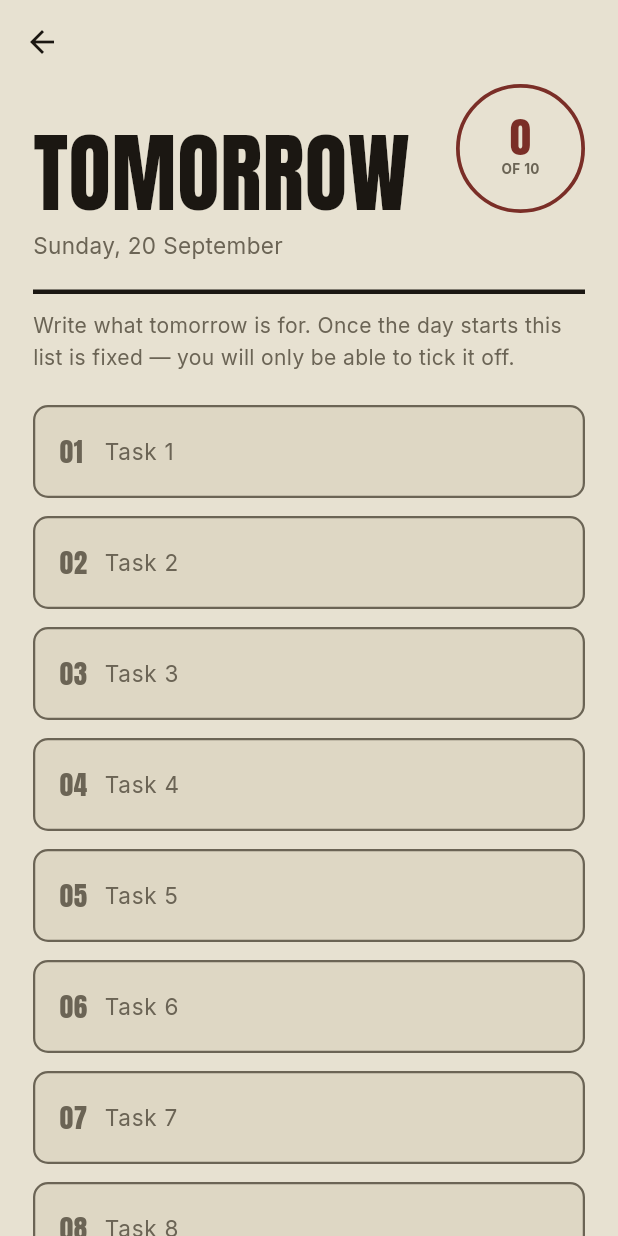
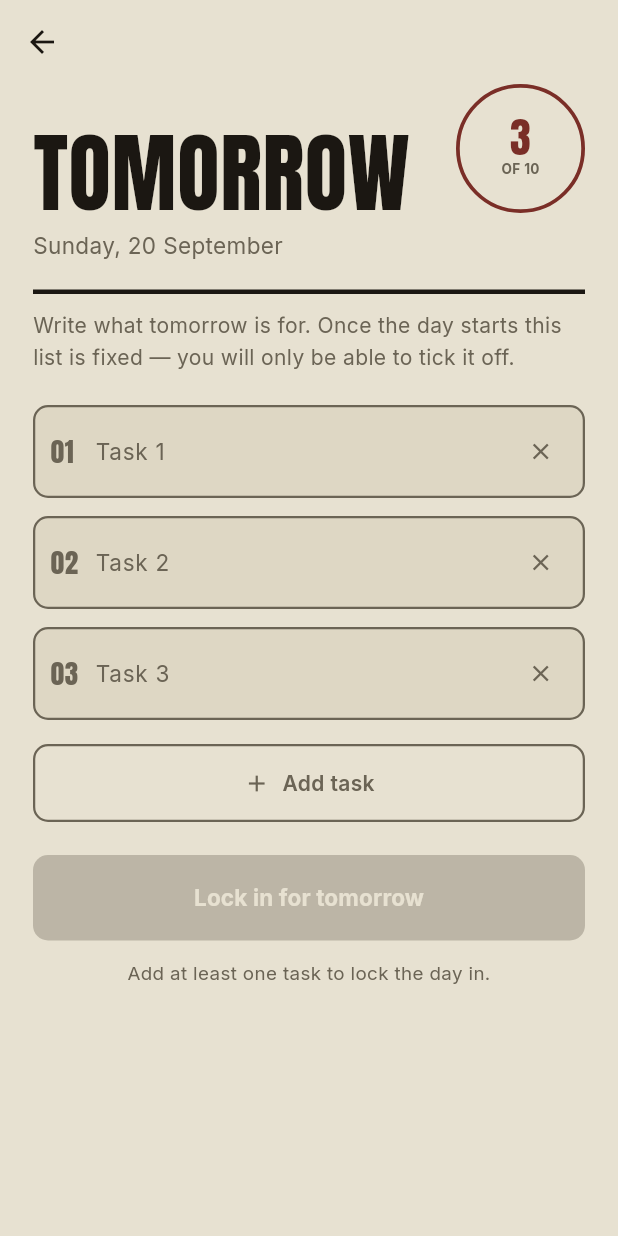
Before and after one commit to biruksolomon/plan-for-tomorrow, a Flutter app: the PlanTomorrowScreen screen opened directly, on a phone screen of 412 x 824 dp. Run offline on Flutter 3.47's test engine with Material 3 defaults, Android fonts, the phone set to English and light mode, and no system bars; our stand-ins replace fl_chart, google_fonts, sqflite; accounts and stored records are empty.

Commit message:
feat: make Plan Tomorrow task list fully dynamic
Replace the fixed 10 TextEditingControllers with a growing list of
rows, each with its own controller/focus node keyed by a stable id.
Starts at 3 blank rows (or however many are already planned), with
an Add task button that appends and auto-focuses a new row, and a
per-row remove button once more than one row exists. The 10-task
cap is now a UI stopping point instead of 10 pre-rendered fields --
TaskRepository.savePlan still enforces it server-side regardless.

```diff
--- a/lib/screens/plan_tomorrow_screen.dart
+++ b/lib/screens/plan_tomorrow_screen.dart
@@ -14,28 +14,51 @@ class PlanTomorrowScreen extends StatefulWidget {
   State<PlanTomorrowScreen> createState() => _PlanTomorrowScreenState();
 }
 
+/// One row's editing state. A GlobalKey per row would work too, but a plain
+/// controller list keyed by a stable id is simpler to reason about when rows
+/// are inserted/removed from the middle.
+class _Row {
+  final int id;
+  final TextEditingController controller;
+  final FocusNode focusNode;
+
+  _Row(this.id, {String text = ''})
+      : controller = TextEditingController(text: text),
+        focusNode = FocusNode();
+
+  void dispose() {
+    controller.dispose();
+    focusNode.dispose();
+  }
+}
+
 class _PlanTomorrowScreenState extends State<PlanTomorrowScreen> {
   static const _max = TaskRepository.maxTasksPerDay;
 
-  late final List<TextEditingController> _controllers;
+  final List<_Row> _rows = [];
+  int _nextId = 0;
   bool _saving = false;
 
   @override
   void initState() {
     super.initState();
 
-    // Pre-fill with whatever is already planned so reopening the screen
-    // edits the existing plan instead of silently starting over.
+    // Pre-fill with whatever is already planned. If nothing is planned yet,
+    // start with 3 blank rows rather than 1 — enough to write without
+    // reaching for the add button immediately, but nowhere near the cap.
     final existing = context.read<AppState>().tomorrow.tasks;
-    _controllers = List.generate(
-      _max,
-      (i) => TextEditingController(
-        text: i < existing.length ? existing[i].title : '',
-      ),
-    );
+    if (existing.isEmpty) {
+      for (var i = 0; i < 3; i++) {
+        _rows.add(_Row(_nextId++));
+      }
+    } else {
+      for (final task in existing) {
+        _rows.add(_Row(_nextId++, text: task.title));
+      }
+    }
 
-    for (final c in _controllers) {
-      c.addListener(_onChanged);
+    for (final row in _rows) {
+      row.controller.addListener(_onChanged);
     }
   }
 
@@ -43,22 +66,46 @@ class _PlanTomorrowScreenState extends State<PlanTomorrowScreen> {
 
   @override
   void dispose() {
-    for (final c in _controllers) {
-      c.removeListener(_onChanged);
-      c.dispose();
+    for (final row in _rows) {
+      row.controller.removeListener(_onChanged);
+      row.dispose();
     }
     super.dispose();
   }
 
+  bool get _atMax => _rows.length >= _max;
+
   int get _filled =>
-      _controllers.where((c) => c.text.trim().isNotEmpty).length;
+      _rows.where((r) => r.controller.text.trim().isNotEmpty).length;
+
+  void _addRow() {
+    if (_atMax) return;
+    setState(() {
+      final row = _Row(_nextId++);
+      row.controller.addListener(_onChanged);
+      _rows.add(row);
+    });
+    // Focus the row that was just added, one frame after it's laid out.
+    WidgetsBinding.instance.addPostFrameCallback((_) {
+      if (mounted && _rows.isNotEmpty) _rows.last.focusNode.requestFocus();
+    });
+  }
+
+  void _removeRow(int id) {
+    setState(() {
+      final row = _rows.firstWhere((r) => r.id == id);
+      row.controller.removeListener(_onChanged);
+      row.dispose();
+      _rows.removeWhere((r) => r.id == id);
+    });
+  }
 
   Future<void> _save() async {
     setState(() => _saving = true);
     try {
       await context
           .read<AppState>()
-          .saveTomorrow(_controllers.map((c) => c.text).toList());
+          .saveTomorrow(_rows.map((r) => r.controller.text).toList());
       if (!mounted) return;
       Navigator.of(context).pop();
       ScaffoldMessenger.of(context).showSnackBar(
@@ -100,7 +147,7 @@ class _PlanTomorrowScreenState extends State<PlanTomorrowScreen> {
           PageMasthead(
             title: 'Tomorrow',
             subtitle: DayKey.pretty(DayKey.tomorrow()),
-            trailing: CounterBadge(value: '$_filled', label: 'OF $_max'),
+            trailing: CounterBadge(value: '${_rows.length}', label: 'OF $_max'),
           ),
           const SizedBox(height: 10),
           Text(
@@ -110,9 +157,12 @@ class _PlanTomorrowScreenState extends State<PlanTomorrowScreen> {
           ),
           const SizedBox(height: 22),
 
-          for (var i = 0; i < _max; i++) _field(i),
+          for (var i = 0; i < _rows.length; i++) _field(i),
 
-          const SizedBox(height: 18),
+          const SizedBox(height: 4),
+          _addButton(),
+
+          const SizedBox(height: 22),
           PrimaryButton(
             label: _saving ? 'Saving…' : 'Lock in for tomorrow',
             onPressed: (_filled == 0 || _saving) ? null : _save,
@@ -131,11 +181,16 @@ class _PlanTomorrowScreenState extends State<PlanTomorrowScreen> {
   }
 
   Widget _field(int i) {
-    final hasText = _controllers[i].text.trim().isNotEmpty;
+    final row = _rows[i];
+    final hasText = row.controller.text.trim().isNotEmpty;
+    // Only offer removal once there's more than one row, so the user is
+    // never left staring at zero fields with no way back in.
+    final canRemove = _rows.length > 1;
 
     return Container(
+      key: ValueKey(row.id),
       margin: const EdgeInsets.only(bottom: 12),
-      padding: const EdgeInsets.symmetric(horizontal: 16, vertical: 4),
+      padding: const EdgeInsets.symmetric(horizontal: 10, vertical: 4),
       decoration: BoxDecoration(
         color: AppColors.paper2,
         border: Border.all(
@@ -158,10 +213,12 @@ class _PlanTomorrowScreenState extends State<PlanTomorrowScreen> {
           ),
           Expanded(
             child: TextField(
-              controller: _controllers[i],
+              controller: row.controller,
+              focusNode: row.focusNode,
               textCapitalization: TextCapitalization.sentences,
-              textInputAction:
-                  i == _max - 1 ? TextInputAction.done : TextInputAction.next,
+              textInputAction: i == _rows.length - 1
+                  ? TextInputAction.done
+                  : TextInputAction.next,
               maxLength: 80,
               style: AppTheme.body(15, weight: FontWeight.w600),
               decoration: InputDecoration(
@@ -174,8 +231,56 @@ class _PlanTomorrowScreenState extends State<PlanTomorrowScreen> {
               ),
             ),
           ),
+          SizedBox(
+            width: 36,
+            child: canRemove
+                ? IconButton(
+                    icon: const Icon(Icons.close, size: 18, color: AppColors.muted),
+                    onPressed: () => _removeRow(row.id),
+                    tooltip: 'Remove task',
+                    padding: EdgeInsets.zero,
+                  )
+                : null,
+          ),
         ],
       ),
     );
   }
+
+  Widget _addButton() {
+    if (_atMax) {
+      return Padding(
+        padding: const EdgeInsets.symmetric(vertical: 10),
+        child: Text(
+          'That\'s the limit for one day — $_max tasks keeps the list honest.',
+          textAlign: TextAlign.center,
+          style: AppTheme.body(12.5, color: AppColors.muted),
+        ),
+      );
+    }
+
+    return InkWell(
+      onTap: _addRow,
+      borderRadius: BorderRadius.circular(10),
+      child: Container(
+        width: double.infinity,
+        padding: const EdgeInsets.symmetric(vertical: 14),
+        decoration: BoxDecoration(
+          border: Border.all(color: AppColors.muted, width: 1.5),
+          borderRadius: BorderRadius.circular(10),
+        ),
+        child: Row(
+          mainAxisAlignment: MainAxisAlignment.center,
+          children: [
+            const Icon(Icons.add, size: 18, color: AppColors.muted),
+            const SizedBox(width: 8),
+            Text(
+              'Add task',
+              style: AppTheme.body(14, color: AppColors.muted, weight: FontWeight.w600),
+            ),
+          ],
+        ),
+      ),
+    );
+  }
 }
```
